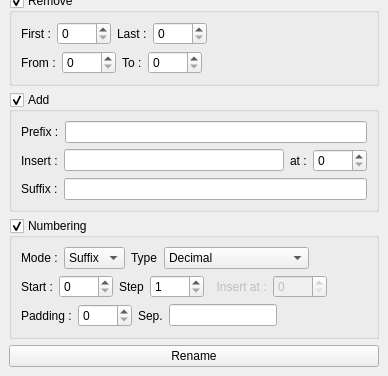
Before: the Qt Designer form public/renamer/rl_renamer.ui in Zeplaro/rlMayaTools, drawn with Qt 5; both pictures show x 0 to 388 and y 515 to 891 of the 388 by 891 pixel window.
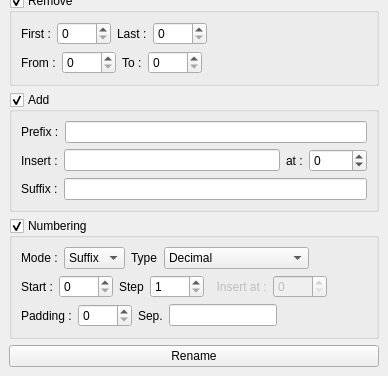
After: the same form once the commit is applied.

Commit message: Fixed ui centering; Added undo chunk; Updated insert to accept negative index

Patch:
```diff
--- a/public/renamer/rl_renamer.ui
+++ b/public/renamer/rl_renamer.ui
@@ -327,6 +327,9 @@
             </item>
             <item>
              <widget class="QSpinBox" name="insertat_spin">
+              <property name="minimum">
+               <number>-9999</number>
+              </property>
               <property name="maximum">
                <number>9999</number>
               </property>
```
The commit also changes 1 other file.
